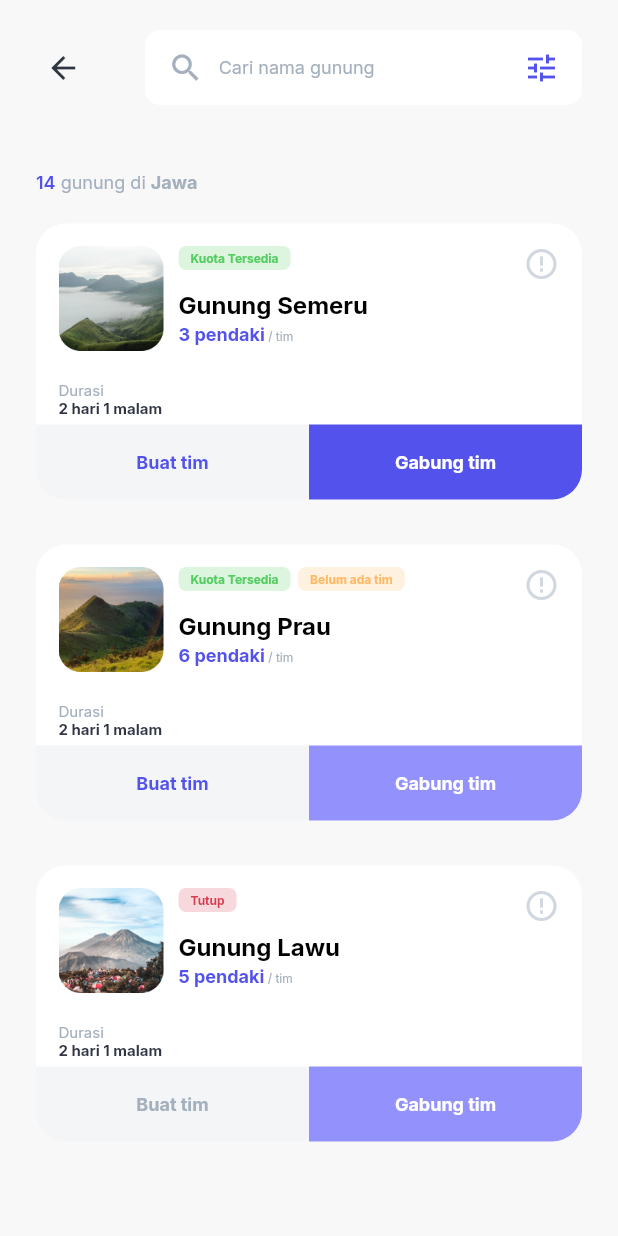
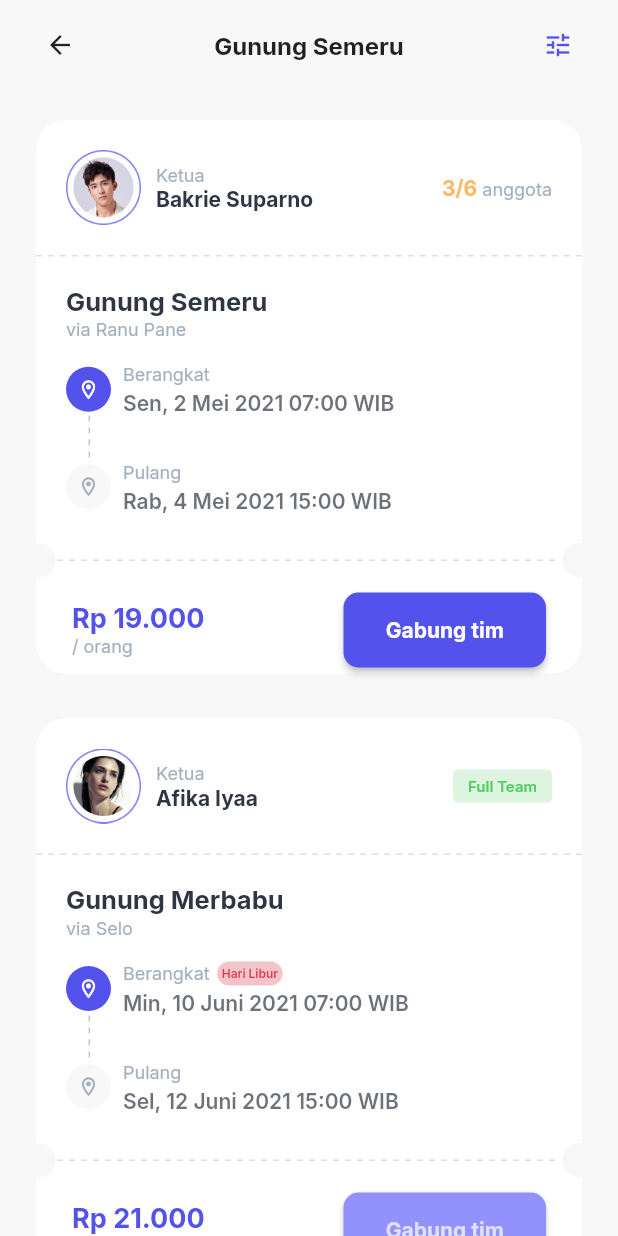
Before and after one commit to Syahro/mountca, a Flutter app: the MountPage screen opened directly, after a tap on "Gabung tim", on a phone screen of 412 x 824 dp. Run offline on Flutter 3.47's test engine with Material 2 defaults, Android fonts, the phone set to English and light mode, and no system bars; drawn by our look-alikes of dotted_line; our stand-ins replace google_fonts.

Commit message:
done modified mountPage and add some assets

```diff
--- /dev/null
+++ b/lib/pages/join_team_page.dart
@@ -0,0 +1,104 @@
+import 'package:flutter/material.dart';
+import 'package:mountca/theme.dart';
+import 'package:mountca/widget/team_card.dart';
+
+class JoinTeamPage extends StatelessWidget {
+  @override
+  Widget build(BuildContext context) {
+    return Scaffold(
+      backgroundColor: semiLightGreyColor,
+      body: SafeArea(
+        child: Stack(
+          children: [
+            ListView(
+              children: [
+                Column(
+                  children: [
+                    SizedBox(
+                      height: 80,
+                    ),
+                    TeamCard(
+                      imageUrl: 'assets/profile1.png',
+                      leaderName: 'Bakrie Suparno',
+                      teamCount: '3/6',
+                      mountName: 'Gunung Semeru',
+                      mountTrack: 'via Ranu Pane',
+                      timeDepart: 'Sen, 2 Mei 2021 07:00 WIB',
+                      timeArrive: 'Rab, 4 Mei 2021 15:00 WIB',
+                      price: '19.000',
+                      isFreeDay: false,
+                      isFull: false,
+                    ),
+                    SizedBox(
+                      height: 30,
+                    ),
+                    TeamCard(
+                      imageUrl: 'assets/profile2.png',
+                      leaderName: 'Afika Iyaa',
+                      teamCount: '6/6',
+                      mountName: 'Gunung Merbabu',
+                      mountTrack: 'via Selo',
+                      timeDepart: 'Min, 10 Juni 2021 07:00 WIB',
+                      timeArrive: 'Sel, 12 Juni 2021 15:00 WIB',
+                      price: '21.000',
+                      isFreeDay: true,
+                      isFull: true,
+                    ),
+                    SizedBox(
+                      height: 30,
+                    ),
+                  ],
+                ),
+              ],
+            ),
+            Container(
+              padding: EdgeInsets.fromLTRB(
+                defaultMargin + 6,
+                20,
+                defaultMargin + 6,
+                20,
+              ),
+              height: 60,
+              width: double.infinity,
+              decoration: BoxDecoration(color: semiLightGreyColor
+                  // boxShadow: [
+                  //   BoxShadow(
+                  //     color: blackColor.withOpacity(0.1),
+                  //     blurRadius: 1,
+                  //     spreadRadius: 1,
+                  //     offset: Offset(0, 1),
+                  //   ),
+                  // ],
+                  ),
+              child: Row(
+                mainAxisAlignment: MainAxisAlignment.spaceBetween,
+                children: [
+                  InkWell(
+                    onTap: () {
+                      Navigator.pop(context);
+                    },
+                    child: Icon(
+                      Icons.arrow_back,
+                      size: 20,
+                    ),
+                  ),
+                  Text(
+                    'Gunung Semeru',
+                    style: boldStyle.copyWith(
+                      fontSize: 16,
+                    ),
+                  ),
+                  Icon(
+                    Icons.tune,
+                    color: purpleColor,
+                    size: 20,
+                  ),
+                ],
+              ),
+            )
+          ],
+        ),
+      ),
+    );
+  }
+}
--- a/lib/pages/mount_page.dart
+++ b/lib/pages/mount_page.dart
@@ -117,9 +117,14 @@ class MountPage extends StatelessWidget {
                                 padding: EdgeInsets.symmetric(horizontal: 15),
                                 child: Row(
                                   children: [
-                                    Icon(
-                                      Icons.search,
-                                      color: darkGreyColor,
+                                    InkWell(
+                                      onTap: () {
+                                        Navigator.pop(context);
+                                      },
+                                      child: Icon(
+                                        Icons.search,
+                                        color: darkGreyColor,
+                                      ),
                                     ),
                                     SizedBox(
                                       width: 10,
--- a/lib/widget/mount_card.dart
+++ b/lib/widget/mount_card.dart
@@ -1,4 +1,5 @@
 import 'package:flutter/material.dart';
+import 'package:mountca/pages/join_team_page.dart';
 import 'package:mountca/theme.dart';
 import 'package:mountca/widget/information.dart';
 
@@ -185,7 +186,16 @@ class MountCard extends StatelessWidget {
                 Expanded(
                   flex: 5,
                   child: GestureDetector(
-                    onTap: () {},
+                    onTap: () {
+                      isAny
+                          ? isAnyTeam
+                              ? Navigator.push(context,
+                                  MaterialPageRoute(builder: (context) {
+                                  return JoinTeamPage();
+                                }))
+                              : null
+                          : null;
+                    },
                     child: Container(
                       decoration: BoxDecoration(
                         color: isAny
--- /dev/null
+++ b/lib/widget/team_card.dart
@@ -0,0 +1,249 @@
+import 'package:dotted_line/dotted_line.dart';
+import 'package:flutter/material.dart';
+import 'package:mountca/theme.dart';
+import 'package:mountca/widget/trip_duration_info.dart';
+
+class TeamCard extends StatelessWidget {
+  final String imageUrl;
+  final String leaderName;
+  final String teamCount;
+  final String mountName;
+  final String mountTrack;
+  final String timeDepart;
+  final String timeArrive;
+  final String price;
+  final bool isFreeDay;
+  final bool isFull;
+
+  TeamCard({
+    this.imageUrl,
+    this.leaderName,
+    this.teamCount,
+    this.mountName,
+    this.mountTrack,
+    this.timeDepart,
+    this.timeArrive,
+    this.price,
+    this.isFreeDay,
+    this.isFull,
+  });
+  @override
+  Widget build(BuildContext context) {
+    return Container(
+      width: MediaQuery.of(context).size.width - (2 * defaultMargin),
+      height: 369,
+      decoration: BoxDecoration(
+        color: whiteColor,
+        borderRadius: BorderRadius.circular(20),
+      ),
+      child: Column(
+        crossAxisAlignment: CrossAxisAlignment.start,
+        children: [
+          Padding(
+            padding: EdgeInsets.all(20),
+            child: Row(
+              children: [
+                Image.asset(
+                  imageUrl,
+                  width: 50,
+                  height: 50,
+                ),
+                SizedBox(
+                  width: 10,
+                ),
+                Column(
+                  crossAxisAlignment: CrossAxisAlignment.start,
+                  children: [
+                    Text(
+                      'Ketua',
+                      style: regularStyle.copyWith(
+                        fontSize: 12,
+                        color: semiDarkGreyColor,
+                      ),
+                    ),
+                    Text(
+                      leaderName,
+                      style: boldStyle.copyWith(
+                        fontSize: 14,
+                        color: semiBlackColor,
+                      ),
+                    ),
+                  ],
+                ),
+                Spacer(),
+                isFull
+                    ? Container(
+                        padding: EdgeInsets.fromLTRB(
+                          10,
+                          5,
+                          10,
+                          5,
+                        ),
+                        decoration: BoxDecoration(
+                          color: greenColor.withOpacity(0.2),
+                          borderRadius: BorderRadius.circular(3),
+                        ),
+                        child: Center(
+                          child: Text(
+                            'Full Team',
+                            style: regularStyle.copyWith(
+                              fontSize: 10,
+                              color: greenColor,
+                              fontWeight: FontWeight.w600,
+                            ),
+                          ),
+                        ),
+                      )
+                    : Text.rich(
+                        TextSpan(
+                            text: teamCount,
+                            style: boldStyle.copyWith(
+                              fontSize: 14,
+                              color: yellowColor,
+                            ),
+                            children: [
+                              TextSpan(
+                                text: ' anggota',
+                                style: regularStyle.copyWith(
+                                  fontSize: 12,
+                                  color: semiDarkGreyColor,
+                                ),
+                              ),
+                            ]),
+                      ),
+              ],
+            ),
+          ),
+          DottedLine(
+            dashColor: semiDarkGreyColor.withOpacity(0.4),
+          ),
+          Padding(
+            padding: EdgeInsets.all(20),
+            child: Column(
+              crossAxisAlignment: CrossAxisAlignment.start,
+              children: [
+                Text(
+                  mountName,
+                  style: boldStyle.copyWith(
+                    fontSize: 17,
+                    color: semiBlackColor,
+                  ),
+                ),
+                Text(
+                  mountTrack,
+                  style: regularStyle.copyWith(
+                      fontSize: 12, color: semiDarkGreyColor),
+                ),
+                SizedBox(
+                  height: 15,
+                ),
+                TripDurationInfo(
+                  infoTrip: 'Berangkat',
+                  timeTrip: timeDepart,
+                  isArrive: false,
+                  isFreeDay: isFreeDay,
+                ),
+                Container(
+                  padding: EdgeInsets.only(left: 15),
+                  height: 30,
+                  child: DottedLine(
+                    direction: Axis.vertical,
+                    dashColor: semiDarkGreyColor.withOpacity(0.7),
+                  ),
+                ),
+                TripDurationInfo(
+                  infoTrip: 'Pulang',
+                  timeTrip: timeArrive,
+                  isArrive: true,
+                  isFreeDay: isFreeDay,
+                ),
+              ],
+            ),
+          ),
+          Row(
+            mainAxisAlignment: MainAxisAlignment.spaceBetween,
+            children: [
+              Container(
+                height: 23,
+                width: 13,
+                decoration: BoxDecoration(
+                  color: semiLightGreyColor,
+                  borderRadius: BorderRadius.only(
+                    topRight: Radius.circular(15),
+                    bottomRight: Radius.circular(15),
+                  ),
+                ),
+              ),
+              Container(
+                width: MediaQuery.of(context).size.width - (2 * 25) - (2 * 13),
+                child: DottedLine(
+                  dashColor: semiDarkGreyColor.withOpacity(0.4),
+                ),
+              ),
+              Container(
+                height: 23,
+                width: 13,
+                decoration: BoxDecoration(
+                  color: semiLightGreyColor,
+                  borderRadius: BorderRadius.only(
+                    topLeft: Radius.circular(15),
+                    bottomLeft: Radius.circular(15),
+                  ),
+                ),
+              ),
+            ],
+          ),
+          Padding(
+            padding: EdgeInsets.only(
+              left: defaultMargin,
+              top: 10,
+              right: defaultMargin,
+            ),
+            child: Row(
+              mainAxisAlignment: MainAxisAlignment.spaceBetween,
+              children: [
+                Text.rich(
+                  TextSpan(
+                    text: 'Rp $price',
+                    style: boldStyle.copyWith(
+                      fontSize: 18,
+                      color: purpleColor,
+                    ),
+                    children: [
+                      TextSpan(
+                        text: '\n/ orang',
+                        style: regularStyle.copyWith(
+                          fontSize: 12,
+                          color: semiDarkGreyColor,
+                        ),
+                      ),
+                    ],
+                  ),
+                ),
+                Container(
+                  height: 50,
+                  width: 135,
+                  child: RaisedButton(
+                    onPressed: () {},
+                    color: isFull ? lightPurpleColor : purpleColor,
+                    shape: RoundedRectangleBorder(
+                      borderRadius: BorderRadius.circular(10),
+                    ),
+                    child: Text(
+                      'Gabung tim',
+                      style: boldStyle.copyWith(
+                        fontSize: 14,
+                        color:
+                            isFull ? whiteColor.withOpacity(0.7) : whiteColor,
+                      ),
+                    ),
+                  ),
+                )
+              ],
+            ),
+          ),
+        ],
+      ),
+    );
+  }
+}
--- /dev/null
+++ b/lib/widget/trip_duration_info.dart
@@ -0,0 +1,96 @@
+import 'package:flutter/material.dart';
+import 'package:mountca/theme.dart';
+
+class TripDurationInfo extends StatelessWidget {
+  final String infoTrip;
+  final String timeTrip;
+  final bool isArrive;
+  final bool isFreeDay;
+
+  TripDurationInfo({
+    this.infoTrip,
+    this.timeTrip,
+    this.isArrive,
+    this.isFreeDay,
+  });
+  @override
+  Widget build(BuildContext context) {
+    return Row(
+      children: [
+        Container(
+          height: 30,
+          width: 30,
+          decoration: BoxDecoration(
+            color: isArrive ? semiLightGreyColor : purpleColor,
+            borderRadius: BorderRadius.circular(15),
+          ),
+          child: Center(
+            child: Icon(
+              Icons.location_on_outlined,
+              size: 15,
+              color: isArrive ? darkGreyColor : whiteColor,
+            ),
+          ),
+        ),
+        SizedBox(
+          width: 8,
+        ),
+        Column(
+          crossAxisAlignment: CrossAxisAlignment.start,
+          children: [
+            Row(
+              children: [
+                Text(
+                  infoTrip,
+                  style: regularStyle.copyWith(
+                    fontSize: 12,
+                    color: semiDarkGreyColor,
+                  ),
+                ),
+                SizedBox(
+                  width: 5,
+                ),
+                isArrive
+                    ? SizedBox(
+                        width: 0,
+                      )
+                    : isFreeDay
+                        ? Container(
+                            padding: EdgeInsets.all(3),
+                            decoration: BoxDecoration(
+                              color: redColor.withOpacity(0.3),
+                              borderRadius: BorderRadius.circular(8),
+                            ),
+                            child: Center(
+                              child: Text(
+                                'Hari Libur',
+                                style: regularStyle.copyWith(
+                                  fontSize: 8,
+                                  color: redColor,
+                                  fontWeight: FontWeight.w600,
+                                ),
+                              ),
+                            ),
+                          )
+                        : SizedBox(
+                            width: 0,
+                          ),
+              ],
+            ),
+            SizedBox(
+              height: 3,
+            ),
+            Text(
+              timeTrip,
+              style: regularStyle.copyWith(
+                fontSize: 14,
+                fontWeight: FontWeight.w600,
+                color: semiBlackColor.withOpacity(0.7),
+              ),
+            )
+          ],
+        )
+      ],
+    );
+  }
+}
--- a/pubspec.yaml
+++ b/pubspec.yaml
@@ -24,6 +24,7 @@ dependencies:
   flutter:
     sdk: flutter
   cupertino_icons: ^1.0.2
+  dotted_line: ^3.0.0
   google_fonts: ^2.1.0
 
 dev_dependencies:
```
Also changed, not shown: assets/illustration.png (added), assets/profile1.png (added), assets/profile2.png (added), lib/theme.dart (line endings or trailing spaces), pubspec.lock.
